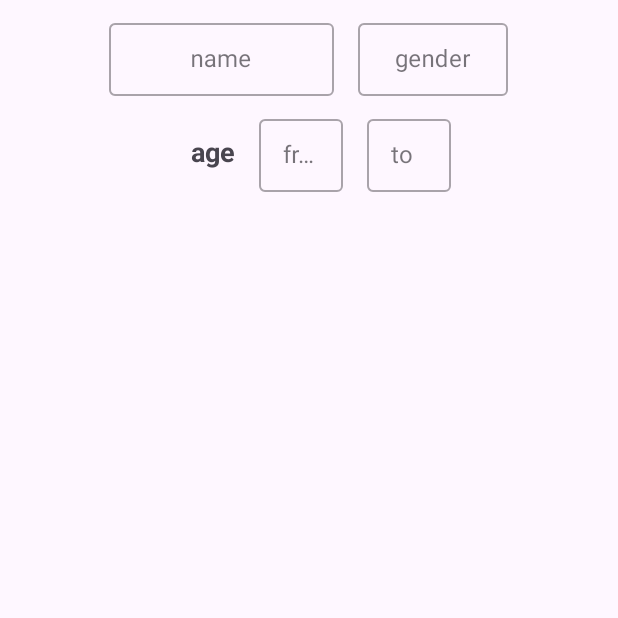
After one commit to kroi4/BringThemHome, an Android app: the SearchFragment screen opened through its navigation route, on a phone screen of 412 x 824 dp, the top half of it. The commit adds this screen. Run offline under Robolectric (Android 15) with nearby library versions, the phone set to English and light mode, and no system bars.

Commit message:
Add search page with name search functionality, bug fixes, and additional improvements

```diff
--- a/app/src/main/AndroidManifest.xml
+++ b/app/src/main/AndroidManifest.xml
@@ -17,6 +17,7 @@
         tools:targetApi="31">
         <activity
             android:name=".ui.MainActivity"
+            android:windowSoftInputMode="adjustPan"
             android:exported="true">
             <intent-filter>
                 <action android:name="android.intent.action.MAIN" />
--- a/app/src/main/java/il/co/bringthemhome/data/localDb/RowDao.kt
+++ b/app/src/main/java/il/co/bringthemhome/data/localDb/RowDao.kt
@@ -25,5 +25,6 @@ interface RowDao {
     @Query("SELECT * FROM rows WHERE status = '1'")
     fun getActivitiesRows(): LiveData<List<Row>>
 
-
+    @Query("SELECT * FROM rows WHERE b LIKE '%' || :userInput || '%' OR c LIKE '%' || :userInput || '%'\n")
+    suspend fun getFilteredNameRows(userInput: String): List<Row>
 }
--- a/app/src/main/java/il/co/bringthemhome/data/remoteDb/RowRemoteDataSource.kt
+++ b/app/src/main/java/il/co/bringthemhome/data/remoteDb/RowRemoteDataSource.kt
@@ -9,5 +9,6 @@ class RowRemoteDataSource(
     suspend fun getRows() = getResult { apiService.getKidnapped() }
     suspend fun getReleasedRows() = getResult { apiService.getKidnapped() }
     suspend fun getActivitiesRows() = getResult { apiService.getKidnapped() }
+    suspend fun getFilteredNameRows() = getResult { apiService.getKidnapped() }
 
 }
--- a/app/src/main/java/il/co/bringthemhome/ui/RowViewModel.kt
+++ b/app/src/main/java/il/co/bringthemhome/ui/RowViewModel.kt
@@ -1,6 +1,7 @@
 package il.co.bringthemhome.ui
 
 import androidx.lifecycle.LiveData
+import androidx.lifecycle.MutableLiveData
 import androidx.lifecycle.ViewModel
 import androidx.lifecycle.viewModelScope
 import il.co.bringthemhome.data.models.Kidnapped
@@ -15,6 +16,9 @@ class RowViewModel(private val rowRepository: RowRepository): ViewModel() {
     var allKidnapped = rowRepository.getAllRows()
     var releasedKidnapped = rowRepository.getReleasedRows()
     var activitiesKidnapped = rowRepository.getActivitiesRows()
+
+    val filteredRows = MutableLiveData<List<Row>>()
+
 
     fun getAllRows() {
         viewModelScope.launch(Dispatchers.IO) {
@@ -34,6 +38,14 @@ class RowViewModel(private val rowRepository: RowRepository): ViewModel() {
         }
     }
 
+    fun getFilteredNameRows(
+        userInput: String
+    ): List<Row> {
+        return rowRepository.getFilteredNameRows(
+            userInput
+        )
+    }
+
 
     val rows: LiveData<Kidnapped>
         get() = rowRepository.rows
--- a/app/src/main/java/il/co/bringthemhome/ui/ScreenSlidePagerAdapter.kt
+++ b/app/src/main/java/il/co/bringthemhome/ui/ScreenSlidePagerAdapter.kt
@@ -3,9 +3,11 @@ package il.co.bringthemhome.ui
 import androidx.fragment.app.Fragment
 import androidx.fragment.app.FragmentActivity
 import androidx.viewpager2.adapter.FragmentStateAdapter
+import il.co.bringthemhome.AboutFragment
 import il.co.bringthemhome.ui.screens.AllKidnappedFragment
 import il.co.bringthemhome.ui.screens.ActivitiesFragment
 import il.co.bringthemhome.ui.screens.ReleasedFragment
+import il.co.bringthemhome.ui.screens.SearchFragment
 
 class ScreenSlidePagerAdapter(fa: FragmentActivity) : FragmentStateAdapter(fa) {
     private val NUM_PAGES = 3
@@ -18,7 +20,8 @@ class ScreenSlidePagerAdapter(fa: FragmentActivity) : FragmentStateAdapter(fa) {
         return when (position) {
             0 -> ActivitiesFragment()
             1 -> ReleasedFragment()
-            else -> AllKidnappedFragment()
+            2 -> SearchFragment()
+            else -> AboutFragment()
         }
     }
 }
--- a/app/src/main/java/il/co/bringthemhome/ui/screens/ActivitiesFragment.kt
+++ b/app/src/main/java/il/co/bringthemhome/ui/screens/ActivitiesFragment.kt
@@ -16,6 +16,7 @@ import androidx.recyclerview.widget.GridLayoutManager
 import androidx.recyclerview.widget.ItemTouchHelper
 import androidx.recyclerview.widget.RecyclerView
 import com.bumptech.glide.Glide
+import il.co.bringthemhome.R
 import il.co.bringthemhome.api.RowsAdapter
 import il.co.bringthemhome.data.models.Row
 import il.co.bringthemhome.databinding.ActivitiesLayoutBinding
@@ -84,7 +85,6 @@ class ActivitiesFragment : Fragment() {
                 val builder = AlertDialog.Builder(requireContext())
                 builder.setView(itemBinding.root)
                 val dialog = builder.create()
-                dialog.window?.setBackgroundDrawable(ColorDrawable(Color.BLACK))
 
                 itemBinding.apply {
                     tvDetailKidnappedName.text = "${it.status.data[index].b} ${it.status.data[index].c}"
@@ -111,7 +111,7 @@ class ActivitiesFragment : Fragment() {
         })
     }
 
-    fun fetch() {
+    private fun fetch() {
         viewModel.getActivitiesRows()
         viewModel.activitiesKidnapped.observe(viewLifecycleOwner) {
             when (it.status) {
@@ -139,11 +139,11 @@ class ActivitiesFragment : Fragment() {
                     binding.rvKidnapped.isVisible = false
                     Toast.makeText(
                         requireContext(),
-                        "Couldn't connect to server!",
+                        getString(R.string.couldnt_connect_to_server),
                         Toast.LENGTH_SHORT
                     )
                         .show()
-                    binding.tvStatus.text = "Couldn't connect to server"
+                    binding.tvStatus.text = getString(R.string.couldnt_connect_to_server)
                     binding.tvStatus.isVisible = true
                 }
                 else -> {
@@ -151,11 +151,11 @@ class ActivitiesFragment : Fragment() {
                     binding.rvKidnapped.isVisible = false
                     Toast.makeText(
                         requireContext(),
-                        "Couldn't connect to server!",
+                        getString(R.string.couldnt_connect_to_server),
                         Toast.LENGTH_SHORT
                     )
                         .show()
-                    binding.tvStatus.text = "Couldn't connect to server"
+                    binding.tvStatus.text = getString(R.string.couldnt_connect_to_server)
                     binding.tvStatus.isVisible = true
                 }
             }
--- a/app/src/main/java/il/co/bringthemhome/ui/screens/HomePageFragment.kt
+++ b/app/src/main/java/il/co/bringthemhome/ui/screens/HomePageFragment.kt
@@ -26,8 +26,6 @@ class HomePageFragment : Fragment(R.layout.home_page_layout) {
         savedInstanceState: Bundle?
     ): View? {
         binding = HomePageLayoutBinding.inflate(layoutInflater)
-
-
 
         return binding.root
     }
--- /dev/null
+++ b/app/src/main/java/il/co/bringthemhome/ui/screens/SearchFragment.kt
@@ -0,0 +1,135 @@
+package il.co.bringthemhome.ui.screens
+
+import android.app.AlertDialog
+import android.graphics.Color
+import android.graphics.drawable.ColorDrawable
+import android.os.Bundle
+import android.text.Editable
+import androidx.fragment.app.Fragment
+import android.view.LayoutInflater
+import android.view.View
+import android.view.ViewGroup
+import android.widget.Toast
+import androidx.core.view.isVisible
+import androidx.fragment.app.activityViewModels
+import android.text.TextWatcher
+import android.view.Gravity
+import androidx.navigation.fragment.findNavController
+import androidx.recyclerview.widget.GridLayoutManager
+import androidx.recyclerview.widget.ItemTouchHelper
+import androidx.recyclerview.widget.RecyclerView
+import il.co.bringthemhome.R
+import il.co.bringthemhome.api.RowsAdapter
+import il.co.bringthemhome.data.models.Row
+import il.co.bringthemhome.databinding.DetailsLayoutBinding
+import il.co.bringthemhome.databinding.ReleasedLayoutBinding
+import il.co.bringthemhome.databinding.SearchLayoutBinding
+import il.co.bringthemhome.ui.RowViewModel
+import il.co.bringthemhome.utils.Loading
+import il.co.bringthemhome.utils.Resource
+import il.co.bringthemhome.utils.Success
+import il.co.bringthemhome.utils.autoCleared
+import il.co.bringthemhome.utils.imgGlideCaster
+import il.co.bringthemhome.utils.showToast
+
+
+class SearchFragment : Fragment() {
+
+    private var binding: SearchLayoutBinding by autoCleared()
+    private var itemBinding: DetailsLayoutBinding by autoCleared()
+    private val viewModel: RowViewModel by activityViewModels()
+
+    override fun onCreateView(
+        inflater: LayoutInflater, container: ViewGroup?,
+        savedInstanceState: Bundle?
+    ): View? {
+        binding = SearchLayoutBinding.inflate(layoutInflater)
+
+        return binding.root
+    }
+
+
+    override fun onViewCreated(view: View, savedInstanceState: Bundle?) {
+        super.onViewCreated(view, savedInstanceState)
+
+
+        ItemTouchHelper(object : ItemTouchHelper.Callback() {
+            override fun getMovementFlags(
+                recyclerView: RecyclerView,
+                viewHolder: RecyclerView.ViewHolder
+            ) = makeFlag(
+                ItemTouchHelper.ACTION_STATE_SWIPE,
+                ItemTouchHelper.ACTION_STATE_IDLE or ItemTouchHelper.ACTION_STATE_IDLE
+            )
+
+            override fun onMove(
+                recyclerView: RecyclerView,
+                viewHolder: RecyclerView.ViewHolder,
+                target: RecyclerView.ViewHolder
+            ): Boolean {
+                TODO("Not yet implemented")
+            }
+
+            override fun onSwiped(viewHolder: RecyclerView.ViewHolder, direction: Int) {
+//                val item =
+//                    (binding.recycler.adapter as ItemAdapter).itemAt(viewHolder.adapterPosition)
+//                viewModel.deleteItem(item)
+            }
+        }).attachToRecyclerView(binding.rvKidnapped)
+
+        binding.apply {
+            etName.addTextChangedListener(object : TextWatcher {
+                override fun beforeTextChanged(s: CharSequence?, start: Int, count: Int, after: Int) {
+                    // ניתן להשתמש כאן אם יש צורך לבצע פעולה לפני שהטקסט משתנה
+                }
+
+                override fun onTextChanged(s: CharSequence?, start: Int, before: Int, count: Int) {
+                    // זה המקום להגיב לשינוי בטקסט, לדוגמה להציג Toast
+                    if (s != null && s.isNotEmpty()) {
+                        val nameInput = s.toString()
+
+                        val results = viewModel.getFilteredNameRows(nameInput)
+                        binding.rvKidnapped.adapter = setRecyclerViewer(results)
+
+                        val displayMetrics = resources.displayMetrics
+                        val screenWidthDp = displayMetrics.widthPixels / displayMetrics.density
+                        val columnWidthDp = 180
+                        val numOfColumns = (screenWidthDp / columnWidthDp).toInt()
+                        binding.rvKidnapped.layoutManager = GridLayoutManager(requireContext(), numOfColumns)
+                    }
+                }
+
+                override fun afterTextChanged(s: Editable?) {
+                    // ניתן להשתמש כאן אם יש צורך לבצע פעולה אחרי שהטקסט שונה
+                }
+            })
+        }
+
+    }
+
+    private fun setRecyclerViewer(it: List<Row>): RowsAdapter {
+        return RowsAdapter(it, object : RowsAdapter.ItemListener {
+
+            override fun onItemClicked(index: Int) {
+                itemBinding = DetailsLayoutBinding.inflate(layoutInflater)
+
+                val builder = AlertDialog.Builder(requireContext())
+                builder.setView(itemBinding.root)
+                val dialog = builder.create()
+
+                itemBinding.apply {
+                    tvDetailKidnappedName.text = "${it[index].b} ${it[index].c}"
+                    tvDetailKidnappedAge.text = "${it[index].i}"
+                    tvDetailKidnappedInfo.text = "${it[index].l}"
+                    imgGlideCaster(requireContext(),it[index].j,ivDetailKidnappedImg)
+
+                    dialog.show()
+                }
+            }
+
+            override fun onItemLongClicked(index: Int) {}
+        })
+    }
+
+
+}
--- /dev/null
+++ b/app/src/main/res/layout/search_layout.xml
@@ -0,0 +1,177 @@
+<?xml version="1.0" encoding="utf-8"?>
+<LinearLayout
+    xmlns:android="http://schemas.android.com/apk/res/android"
+    xmlns:app="http://schemas.android.com/apk/res-auto"
+    xmlns:tools="http://schemas.android.com/tools"
+    android:layout_width="match_parent"
+    android:layout_height="match_parent"
+    android:orientation="vertical"
+    tools:context=".ui.screens.SearchFragment">
+
+    <LinearLayout
+        android:id="@+id/newid"
+        android:layout_width="wrap_content"
+        android:layout_height="wrap_content"
+        android:orientation="horizontal"
+        android:gravity="center"
+        android:layout_gravity="center"
+        android:layout_marginStart="32dp"
+        android:layout_marginEnd="32dp"
+        app:layout_constraintTop_toTopOf="parent"
+        app:layout_constraintStart_toStartOf="parent"
+        android:layout_marginTop="10dp"
+        app:layout_constraintEnd_toEndOf="parent">
+
+        <com.google.android.material.textfield.TextInputLayout
+            android:id="@+id/tilName"
+            android:layout_width="150dp"
+            android:layout_height="wrap_content"
+            style="@style/Widget.MaterialComponents.TextInputLayout.OutlinedBox.Dense">
+
+            <com.google.android.material.textfield.TextInputEditText
+                android:id="@+id/etName"
+                android:layout_width="match_parent"
+                android:layout_height="wrap_content"
+                android:hint="@string/name"
+                android:gravity="center"
+                android:inputType="textCapCharacters"
+                android:textSize="16sp" />
+
+        </com.google.android.material.textfield.TextInputLayout>
+
+        <!-- Space between input fields -->
+        <View
+            android:layout_width="16dp"
+            android:layout_height="match_parent"/>
+
+        <com.google.android.material.textfield.TextInputLayout
+            android:id="@+id/tfGender"
+            android:layout_width="100dp"
+            android:layout_height="wrap_content"
+            style="@style/Widget.MaterialComponents.TextInputLayout.OutlinedBox.Dense">
+
+            <com.google.android.material.textfield.TextInputEditText
+                android:id="@+id/etGender"
+                android:layout_width="match_parent"
+                android:layout_height="wrap_content"
+                android:hint="@string/gender"
+                android:gravity="center"
+                android:inputType="textCapCharacters"
+                android:textSize="16sp" />
+
+        </com.google.android.material.textfield.TextInputLayout>
+
+    </LinearLayout>
+
+
+    <LinearLayout
+        android:id="@+id/llAgeRange"
+        android:layout_width="wrap_content"
+        android:layout_height="wrap_content"
+        android:orientation="horizontal"
+        android:layout_gravity="center"
+        android:layout_marginStart="32dp"
+        android:layout_marginEnd="32dp"
+        android:layout_marginTop="10dp"
+        app:layout_constraintEnd_toEndOf="parent">
+
+        <!-- Space between input fields -->
+        <View
+            android:layout_width="16dp"
+            android:layout_height="match_parent"/>
+        <TextView
+            android:id="@+id/tvAgeLabel"
+            android:layout_width="wrap_content"
+            android:layout_height="wrap_content"
+            android:text="@string/age"
+            android:textStyle="bold"
+            android:layout_gravity="center"
+            android:gravity="center"
+            android:textSize="18sp"
+            app:layout_constraintStart_toStartOf="parent"
+            app:layout_constraintEnd_toEndOf="parent" />
+
+        <!-- Space between input fields -->
+        <View
+            android:layout_width="16dp"
+            android:layout_height="match_parent"/>
+
+        <!-- Adjusted layout_width to match_parent to fill the parent LinearLayout -->
+        <com.google.android.material.textfield.TextInputLayout
+            android:layout_width="0dp"
+            android:layout_weight="1"
+            android:layout_height="wrap_content"
+            style="@style/Widget.MaterialComponents.TextInputLayout.OutlinedBox.Dense">
+            <com.google.android.material.textfield.TextInputEditText
+                android:layout_width="match_parent"
+                android:layout_height="wrap_content"
+                android:hint="@string/from"
+                android:editable="false"
+                android:focusable="false"
+                android:textSize="16sp"
+                android:id="@+id/etStartTime" />
+        </com.google.android.material.textfield.TextInputLayout>
+
+        <!-- Space between input fields -->
+        <View
+            android:layout_width="16dp"
+            android:layout_height="match_parent"/>
+
+        <com.google.android.material.textfield.TextInputLayout
+            android:layout_width="0dp"
+            android:layout_weight="1"
+            android:layout_height="wrap_content"
+            style="@style/Widget.MaterialComponents.TextInputLayout.OutlinedBox.Dense">
+            <com.google.android.material.textfield.TextInputEditText
+                android:layout_width="match_parent"
+                android:layout_height="wrap_content"
+                android:hint="@string/to"
+                android:editable="false"
+                android:focusable="false"
+                android:textSize="16sp"
+                android:id="@+id/etEndTime" />
+        </com.google.android.material.textfield.TextInputLayout>
+
+    </LinearLayout>
+
+    <TextView
+        android:layout_width="match_parent"
+        android:layout_height="match_parent"
+        android:id="@+id/tvStatus"
+        android:text="Status"
+        android:textStyle="bold"
+        android:textSize="40dp"
+        android:padding="35sp"
+        android:layout_gravity="center"
+        android:gravity="center"
+        android:visibility="gone"
+        />
+
+
+    <ProgressBar
+        android:id="@+id/progressBar"
+        android:layout_width="match_parent"
+        android:layout_height="match_parent"
+        style="?android:attr/progressBarStyle"
+        android:indeterminateDrawable="@drawable/ic_launcher_foreground"
+        android:scaleX="0.30"
+        android:scaleY="0.30"
+        android:padding="35sp"
+        android:visibility="gone"
+        />
+
+    <androidx.recyclerview.widget.RecyclerView
+        android:id="@+id/rvKidnapped"
+        android:layout_width="match_parent"
+        android:layout_height="match_parent"
+        android:padding="4dp"
+        app:layoutManager="androidx.recyclerview.widget.StaggeredGridLayoutManager"
+        app:layout_constraintEnd_toEndOf="parent"
+        app:spanCount="2"
+        app:layout_constraintHorizontal_bias="0.5"
+        app:layout_constraintStart_toStartOf="parent"
+        tools:listitem="@layout/item_layout" />
+
+
+
+</LinearLayout>
--- a/app/src/main/res/navigation/my_nav.xml
+++ b/app/src/main/res/navigation/my_nav.xml
@@ -38,6 +38,9 @@
             app:exitAnim="@anim/to_left"
             app:popEnterAnim="@anim/from_left"
             app:popExitAnim="@anim/to_right" />
+        <action
+            android:id="@+id/action_homepageFragment_to_searchFragment"
+            app:destination="@id/searchFragment" />
     </fragment>
     <fragment
         android:id="@+id/activitiesFragment"
@@ -90,5 +93,20 @@
             app:exitAnim="@anim/to_right"
             app:popEnterAnim="@anim/from_right"
             app:popExitAnim="@anim/to_left" />
+        <action
+            android:id="@+id/action_allKidnappedFragment_to_searchFragment"
+            app:destination="@id/searchFragment" />
+    </fragment>
+    <fragment
+        android:id="@+id/searchFragment"
+        android:name="il.co.bringthemhome.ui.screens.SearchFragment"
+        android:label="search_layout"
+        tools:layout="@layout/search_layout" >
+        <action
+            android:id="@+id/action_searchFragment_to_homepageFragment"
+            app:destination="@id/homepageFragment" />
+        <action
+            android:id="@+id/action_searchFragment_to_allKidnappedFragment"
+            app:destination="@id/allKidnappedFragment" />
     </fragment>
 </navigation>
--- a/app/src/main/res/values/colors.xml
+++ b/app/src/main/res/values/colors.xml
@@ -2,7 +2,7 @@
 <resources>
     <color name="black">#FF000000</color>
     <color name="white">#FFFFFFFF</color>
-    <color name="red">#FF0000</color>
+    <color name="red">#9A0000</color>
     <color name="dark_red">#590000</color>
     <color name="dark_green">#192E00</color>
     <color name="orange">#FF5722</color>
--- a/app/src/main/res/values/strings.xml
+++ b/app/src/main/res/values/strings.xml
@@ -1,6 +1,5 @@
 <resources>
     <string name="app_name">BringThemHome</string>
-    <!-- TODO: Remove or change this placeholder text -->
     <string name="kidnapped">Kidnapped</string>
     <string name="days">DAYS</string>
     <string name="hrs">HRS</string>
@@ -13,6 +12,13 @@
     <string name="hh" translatable="false">HH</string>
     <string name="mm" translatable="false">MM</string>
     <string name="ss" translatable="false">SS</string>
+    <string name="all_kidnapped">All Kidnapped</string>
+    <string name="search">search</string>
+    <string name="name">name</string>
+    <string name="gender">gender</string>
+    <string name="age">age</string>
+    <string name="from">from</string>
+    <string name="to">to</string>
     <!-- TODO: Remove or change this placeholder text -->
-    <string name="all_kidnapped">All Kidnapped</string>
+    <string name="couldnt_connect_to_server">Couldn\'t connect to server</string>
 </resources>
```
Also changed, not shown: app/src/main/java/il/co/bringthemhome/AboutFragment.kt (added, +20 -0 lines), app/src/main/java/il/co/bringthemhome/data/repository/RowRepository.kt (+8 -1 lines), app/src/main/java/il/co/bringthemhome/ui/screens/AllKidnappedFragment.kt (+6 -6 lines), app/src/main/java/il/co/bringthemhome/ui/screens/ReleasedFragment.kt (+6 -6 lines), app/src/main/res/layout/about_layout.xml (added, +9 -0 lines), 1 other file.
